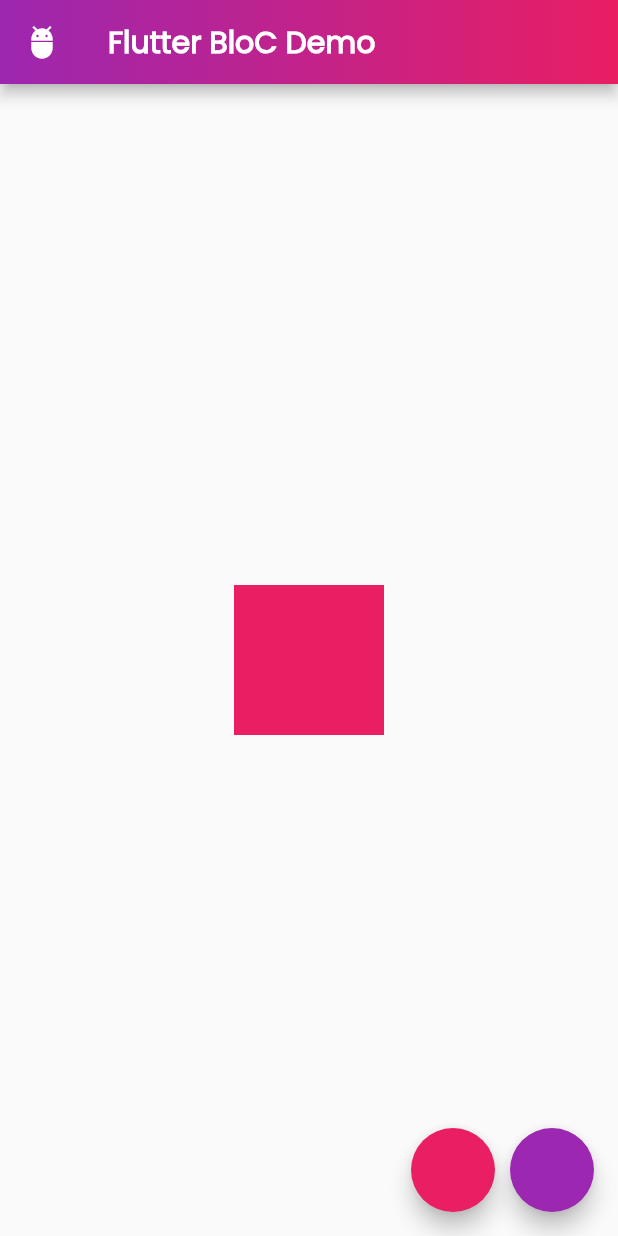
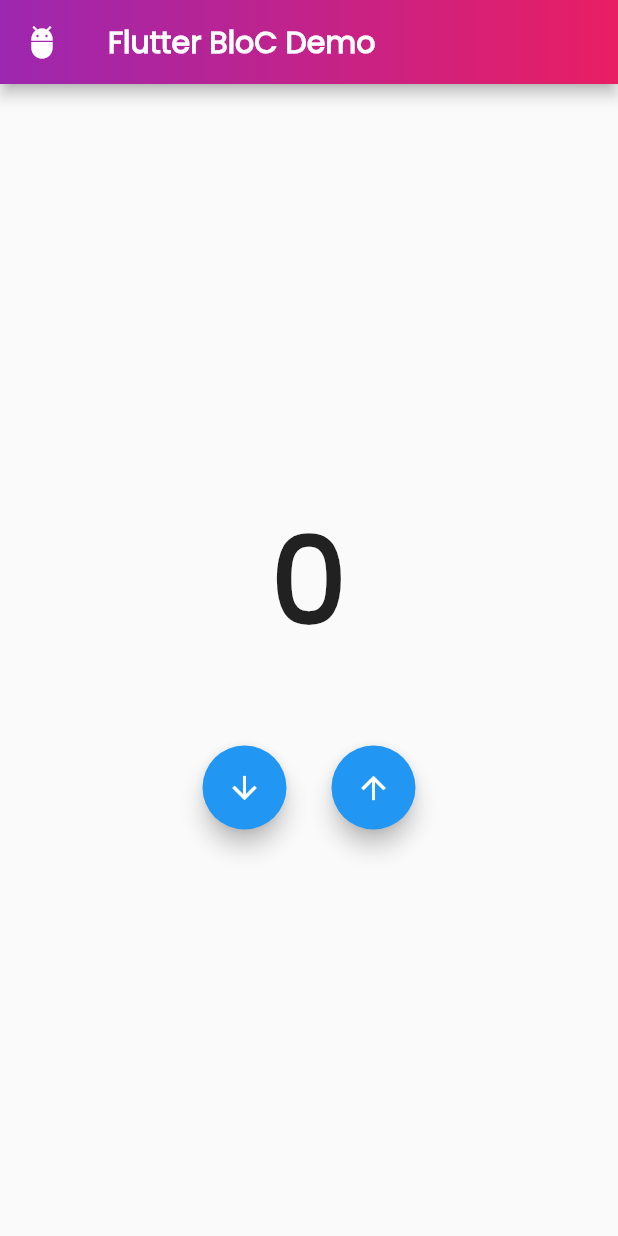
Before and after one commit to adesyudhatama/Belajar-Flutter-2, a Flutter app: the MainPage screen opened directly, on a phone screen of 412 x 824 dp. Run offline on Flutter 3.47's test engine with Material 2 defaults, Android fonts, the phone set to English and light mode, and no system bars; our stand-ins replace bloc, shared_preferences; accounts and stored records are empty.

Commit message:
counter_bloc

```diff
--- a/lib/flutter_bloC/color_bloc.dart
+++ /dev/null
@@ -1,18 +0,0 @@
-import 'package:bloc/bloc.dart';
-import 'package:flutter/material.dart';
-
-enum ColorEvent { to_pink, to_purple }
-
-class ColorBloc extends Bloc<ColorEvent, Color> {
-  Color _color = Colors.pink;
-
-  ColorBloc(Color initialState) : super(initialState);
-
-  Color get initialState => Colors.pink;
-
-  @override
-  Stream<Color> mapEventToState(ColorEvent event) async* {
-    _color = (event == ColorEvent.to_pink) ? Colors.pink : Colors.purple;
-    yield _color;
-  }
-}
--- a/lib/flutter_bloC/flutter_bloc_main.dart
+++ b/lib/flutter_bloC/flutter_bloc_main.dart
@@ -1,5 +1,4 @@
 import 'package:flutter/material.dart';
-import 'color_bloc.dart';
 
 void main() => runApp(MyApp());
 
@@ -17,22 +16,6 @@ class MainPage extends StatelessWidget {
   @override
   Widget build(BuildContext context) {
     return Scaffold(
-      floatingActionButton: Row(
-        mainAxisAlignment: MainAxisAlignment.end,
-        children: <Widget>[
-          FloatingActionButton(
-            backgroundColor: Colors.pink,
-            onPressed: () {},
-          ),
-          SizedBox(
-            width: 10,
-          ),
-          FloatingActionButton(
-            backgroundColor: Colors.purple,
-            onPressed: () {},
-          ),
-        ],
-      ),
       appBar: AppBar(
         leading: Icon(Icons.adb),
         title: Text(
@@ -51,11 +34,37 @@ class MainPage extends StatelessWidget {
         ),
       ),
       body: Center(
-        child: AnimatedContainer(
-          width: 100,
-          height: 100,
-          color: Colors.pink,
-          duration: Duration(seconds: 1),
+        child: Column(
+          mainAxisAlignment: MainAxisAlignment.center,
+          children: <Widget>[
+            Text(
+              "0",
+              style: TextStyle(
+                fontFamily: "poppins",
+                fontSize: 80,
+                fontWeight: FontWeight.bold,
+              ),
+            ),
+            SizedBox(
+              height: 50,
+            ),
+            Row(
+              mainAxisAlignment: MainAxisAlignment.center,
+              children: <Widget>[
+                FloatingActionButton(
+                  onPressed: () {},
+                  child: Icon(Icons.arrow_downward),
+                ),
+                SizedBox(
+                  width: 30,
+                ),
+                FloatingActionButton(
+                  onPressed: () {},
+                  child: Icon(Icons.arrow_upward),
+                ),
+              ],
+            )
+          ],
         ),
       ),
     );
--- a/pubspec.yaml
+++ b/pubspec.yaml
@@ -31,6 +31,7 @@ dependencies:
   # Use with the CupertinoIcons class for iOS style icons.
   cupertino_icons: ^0.1.3
   flutter_bloc: ^6.0.1
+  bloc: ^6.0.1
 
 dev_dependencies:
   flutter_test:
```
Also changed, not shown: lib/flutter_bloC/bloc/counter_bloc.dart (added, +20 -0 lines), lib/flutter_bloC/bloc/counter_event.dart (added, +8 -0 lines), lib/flutter_bloC/bloc/counter_state.dart (added, +8 -0 lines), pubspec.lock.
